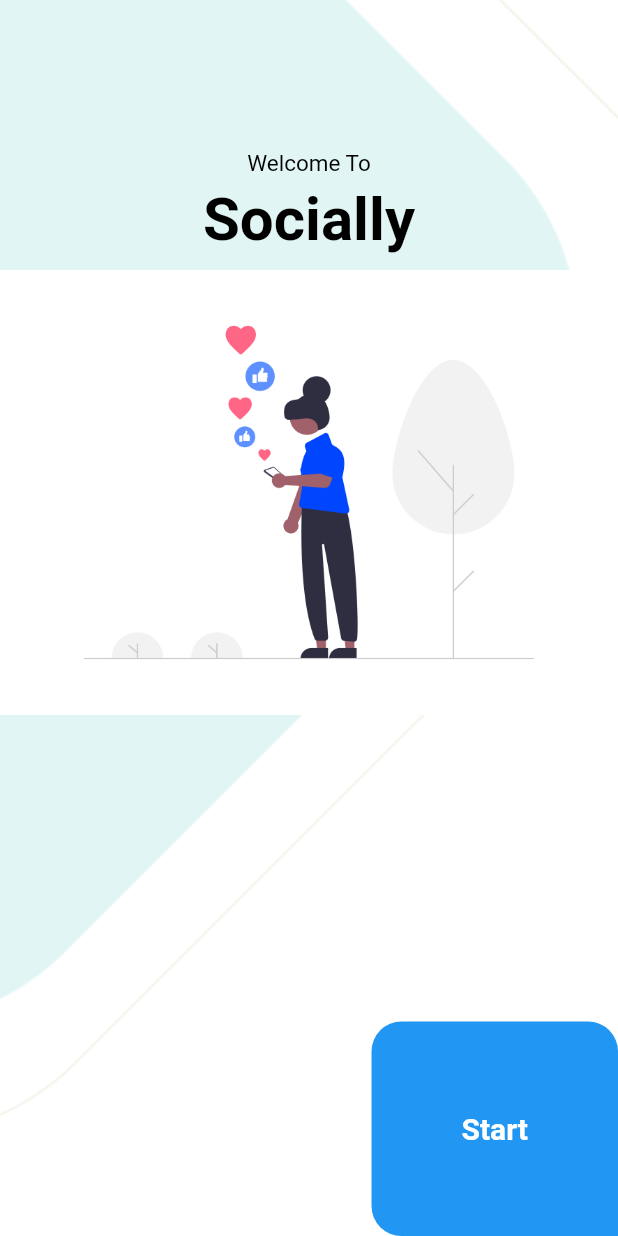
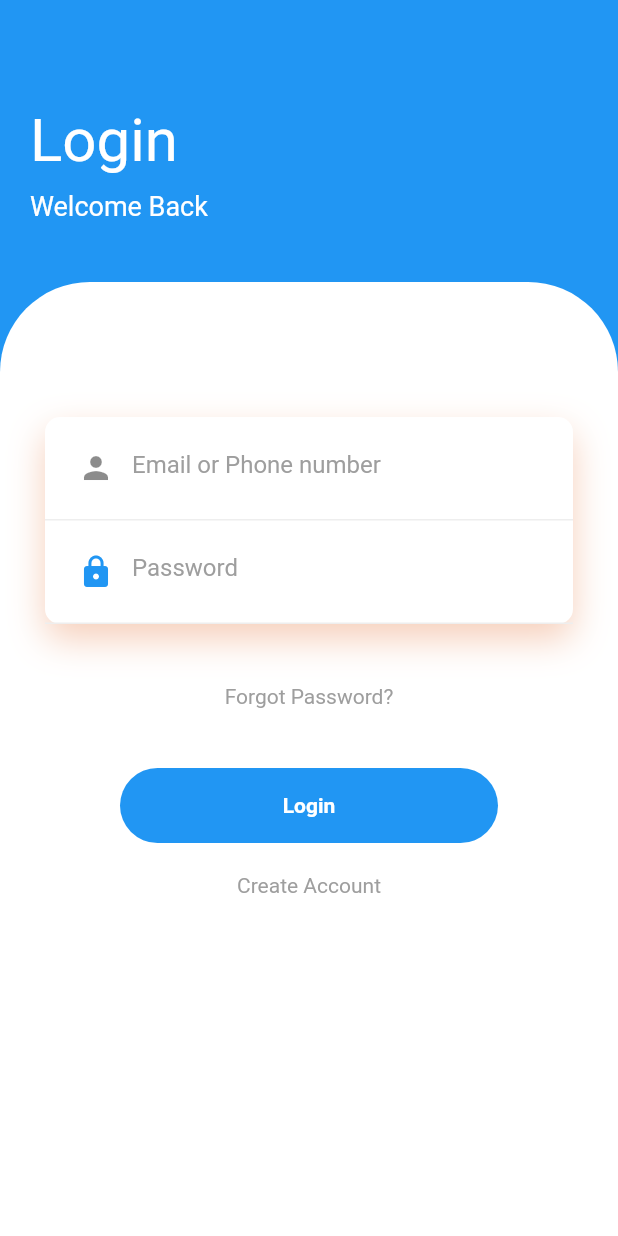
Before and after one commit to israelglory/Socially, a Flutter app: the screen it shows after launch, on a phone screen of 412 x 824 dp. Run offline on Flutter 3.47's test engine with Material 2 defaults, Android fonts, the phone set to English and light mode, and no system bars; our stand-ins replace animate_do, bouncing_widget, cached_network_image, delayed_display, faker, jiffy.

Commit message:
Login and sign up

```diff
--- a/lib/main.dart
+++ b/lib/main.dart
@@ -1,5 +1,6 @@
 import 'package:flutter/material.dart';
 import 'package:flutter/services.dart';
+import 'package:socially/screen/login.dart';
 import 'package:socially/screen/splash.dart';
 import 'package:socially/theme.dart';
 
@@ -23,7 +24,7 @@ class MyApp extends StatelessWidget {
       theme: AppTheme.light(),
       darkTheme: AppTheme.dark(),
       //themeMode: ThemeMode.dark,
-      home: const SplashScreen(),
+      home: LoginScreen(),
     );
   }
 }
--- /dev/null
+++ b/lib/screen/login.dart
@@ -0,0 +1,168 @@
+// ignore_for_file: prefer_const_constructors, prefer_const_literals_to_create_immutables
+
+import 'package:flutter/material.dart';
+import 'package:socially/screen/messages.dart';
+import 'package:socially/screen/register.dart';
+
+class LoginScreen extends StatelessWidget {
+  const LoginScreen({Key? key}) : super(key: key);
+
+  @override
+  Widget build(BuildContext context) {
+    return Scaffold(
+      body: Container(
+        width: double.infinity,
+        height: double.infinity,
+        decoration: const BoxDecoration(color: Colors.blue),
+        child: Column(
+          crossAxisAlignment: CrossAxisAlignment.start,
+          children: <Widget>[
+            SizedBox(
+              height: 50,
+            ),
+            Padding(
+              padding: EdgeInsets.all(20),
+              child: Column(
+                crossAxisAlignment: CrossAxisAlignment.start,
+                children: <Widget>[
+                  const Text(
+                    "Login",
+                    style: TextStyle(color: Colors.white, fontSize: 40),
+                  ),
+                  const SizedBox(
+                    height: 10,
+                  ),
+                  Text(
+                    "Welcome Back",
+                    style: TextStyle(color: Colors.white, fontSize: 18),
+                  ),
+                ],
+              ),
+            ),
+            SizedBox(height: 20),
+            Expanded(
+              child: Container(
+                decoration: BoxDecoration(
+                    color: Colors.white,
+                    borderRadius: BorderRadius.only(
+                        topLeft: Radius.circular(60),
+                        topRight: Radius.circular(60))),
+                child: SingleChildScrollView(
+                  child: Padding(
+                    padding: EdgeInsets.all(30),
+                    child: Column(
+                      children: <Widget>[
+                        SizedBox(
+                          height: 60,
+                        ),
+                        Container(
+                          decoration: BoxDecoration(
+                              color: Colors.white,
+                              borderRadius: BorderRadius.circular(10),
+                              boxShadow: [
+                                BoxShadow(
+                                    color: Color.fromRGBO(225, 95, 27, .3),
+                                    blurRadius: 20,
+                                    offset: Offset(0, 10))
+                              ]),
+                          child: Column(
+                            children: <Widget>[
+                              Container(
+                                padding: EdgeInsets.all(10),
+                                decoration: BoxDecoration(
+                                    border: Border(
+                                        bottom: BorderSide(
+                                            color: Colors.grey.shade200))),
+                                child: TextField(
+                                  decoration: InputDecoration(
+                                      prefixIcon: Icon(Icons.person),
+                                      hintText: "Email or Phone number",
+                                      hintStyle: TextStyle(color: Colors.grey),
+                                      border: InputBorder.none),
+                                ),
+                              ),
+                              Container(
+                                padding: EdgeInsets.all(10),
+                                decoration: BoxDecoration(
+                                    border: Border(
+                                        bottom: BorderSide(
+                                            color: Colors.grey.shade200))),
+                                child: TextField(
+                                  obscureText: true,
+                                  decoration: InputDecoration(
+                                      prefixIcon: Icon(
+                                        Icons.lock,
+                                        color: Colors.blue,
+                                      ),
+                                      hintText: "Password",
+                                      hintStyle: TextStyle(color: Colors.grey),
+                                      border: InputBorder.none),
+                                ),
+                              ),
+                            ],
+                          ),
+                        ),
+                        SizedBox(
+                          height: 40,
+                        ),
+                        Text(
+                          "Forgot Password?",
+                          style: TextStyle(color: Colors.grey),
+                        ),
+                        SizedBox(
+                          height: 40,
+                        ),
+                        InkWell(
+                          onTap: () {
+                            Navigator.pushReplacement(
+                              context,
+                              MaterialPageRoute(builder: (context) {
+                                return const MessageScreen();
+                              }),
+                            );
+                          },
+                          child: Container(
+                            height: 50,
+                            margin: EdgeInsets.symmetric(horizontal: 50),
+                            decoration: BoxDecoration(
+                                borderRadius: BorderRadius.circular(50),
+                                color: Colors.blue),
+                            child: Center(
+                              child: Text(
+                                "Login",
+                                style: TextStyle(
+                                    color: Colors.white,
+                                    fontWeight: FontWeight.bold),
+                              ),
+                            ),
+                          ),
+                        ),
+                        SizedBox(
+                          height: 20,
+                        ),
+                        InkWell(
+                          onTap: () {
+                            Navigator.push(
+                                context,
+                                MaterialPageRoute(
+                                    builder: (context) => RegisterScreen()));
+                          },
+                          child: Container(
+                            child: Text(
+                              "Create Account",
+                              style: TextStyle(color: Colors.grey),
+                            ),
+                          ),
+                        ),
+                      ],
+                    ),
+                  ),
+                ),
+              ),
+            )
+          ],
+        ),
+      ),
+    );
+  }
+}
--- a/lib/screen/splash.dart
+++ b/lib/screen/splash.dart
@@ -1,7 +1,12 @@
 // ignore_for_file: avoid_unnecessary_containers
 
 import 'package:flutter/material.dart';
+import 'package:socially/screen/login.dart';
 import 'package:socially/screen/messages.dart';
+import 'package:delayed_display/delayed_display.dart';
+import 'package:animate_do/animate_do.dart';
+import 'package:bouncing_widget/bouncing_widget.dart';
+import 'package:socially/screen/register.dart';
 
 class SplashScreen extends StatefulWidget {
   const SplashScreen({Key? key}) : super(key: key);
@@ -15,17 +20,14 @@ class _SplashScreenState extends State<SplashScreen> {
   Widget build(BuildContext context) {
     return Scaffold(
       body: Container(
-        padding: const EdgeInsets.fromLTRB(0, 100, 0, 0),
-        height: MediaQuery.of(context).size.height * 1,
-        decoration: const BoxDecoration(
-          image: DecorationImage(
-            image: AssetImage("images/normal.png"),
-            fit: BoxFit.cover,
-          ),
-        ),
+        height: double.infinity,
+        width: double.infinity,
         child: Center(
           child: Column(mainAxisAlignment: MainAxisAlignment.center, children: [
-            Container(
+            DelayedDisplay(
+              delay: const Duration(seconds: 3),
+              fadeIn: true,
+              child: Container(
                 margin: const EdgeInsets.fromLTRB(0, 0, 0, 5),
                 child: const Text(
                   'Welcome To',
@@ -35,7 +37,11 @@ class _SplashScreenState extends State<SplashScreen> {
                   ),
                 ),
               ),
-            Container(
+            ),
+            DelayedDisplay(
+              delay: const Duration(seconds: 3),
+              fadeIn: true,
+              child: Container(
                 margin: const EdgeInsets.fromLTRB(0, 0, 0, 10),
                 child: const Text(
                   'Socially',
@@ -46,49 +52,46 @@ class _SplashScreenState extends State<SplashScreen> {
                   ),
                 ),
               ),
-            Container(
+            ),
+            FadeInRight(
+              delay: const Duration(seconds: 3),
+              child: Container(
                 child: Image.asset(
                   "images/spimg.png",
                   fit: BoxFit.fill,
                 ),
               ),
-            Expanded(
-              child: Row(
-                  mainAxisAlignment: MainAxisAlignment.end,
-                  crossAxisAlignment: CrossAxisAlignment.end,
-                  children: [
-                    GestureDetector(
-                      onTap: () {
-                        Navigator.pushReplacement(
+            ),
+            Padding(
+              padding: const EdgeInsets.only(top: 15.0, bottom: 15.0),
+              child: BouncingWidget(
+                scaleFactor: 1.5,
+                duration: const Duration(milliseconds: 100),
+                onPressed: () {
+                  Navigator.push(
                       context,
-                          MaterialPageRoute(builder: (context) {
-                            return const MessageScreen();
-                          }),
-                        );
+                      MaterialPageRoute(
+                          builder: (context) => const LoginScreen()));
                 },
                 child: Container(
-                        padding: const EdgeInsets.all(60.0),
-                        decoration: const BoxDecoration(
+                  height: 60,
+                  width: 200,
+                  decoration: BoxDecoration(
+                    borderRadius: BorderRadius.circular(100.0),
                     color: Colors.blue,
-                          shape: BoxShape.rectangle,
-                          borderRadius: BorderRadius.only(
-                            topRight: Radius.circular(20),
-                            topLeft: Radius.circular(20),
-                            bottomLeft: Radius.circular(20),
                   ),
-                        ),
-                        child: const Text(
+                  child: const Center(
+                    child: Text(
                       'Start',
                       style: TextStyle(
+                        fontSize: 20.0,
+                        fontWeight: FontWeight.bold,
                         color: Colors.white,
-                            fontSize: 20,
-                            fontWeight: FontWeight.bold,
                       ),
                     ),
                   ),
-                      //Image.asset("images/next.png")
                 ),
-                  ]),
+              ),
             ),
           ]),
         ),
--- a/pubspec.yaml
+++ b/pubspec.yaml
@@ -39,6 +39,9 @@ dependencies:
   jiffy:
   provider:
   english_words: ^4.0.0
+  bouncing_widget: ^2.0.0
+  delayed_display: ^2.0.0
+  animate_do: ^2.1.0
 
 
 dev_dependencies:
```
Also changed, not shown: lib/screen/register.dart (added, +226 -0 lines), pubspec.lock. Lines whose indentation alone changed are shown as unchanged.
